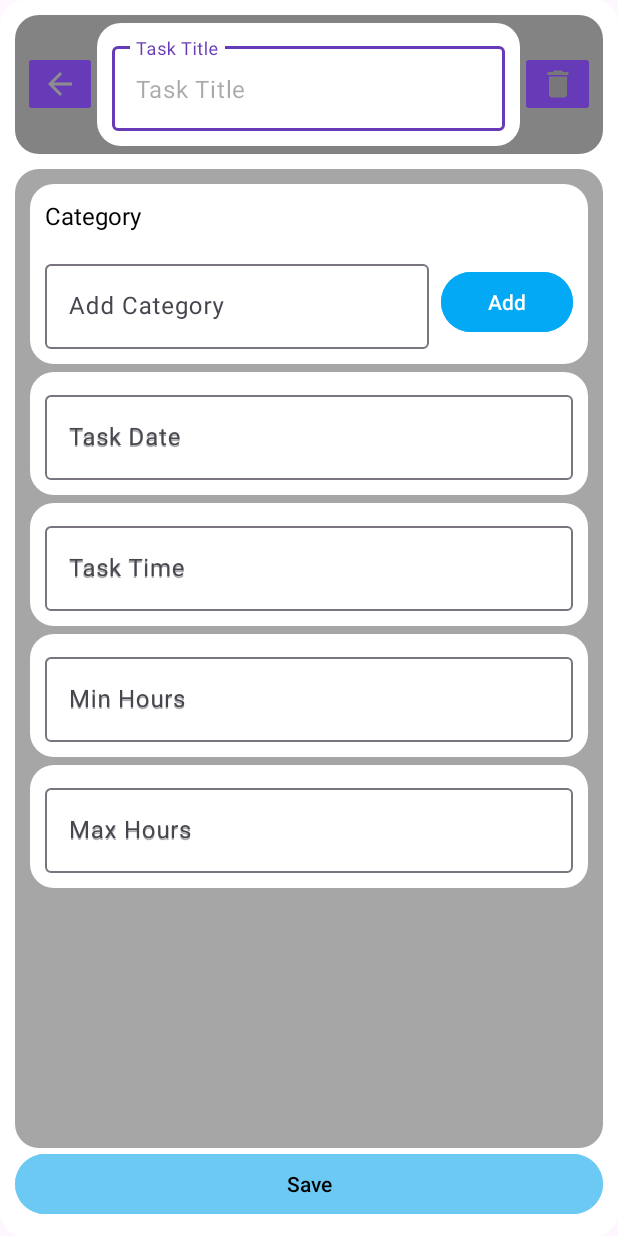
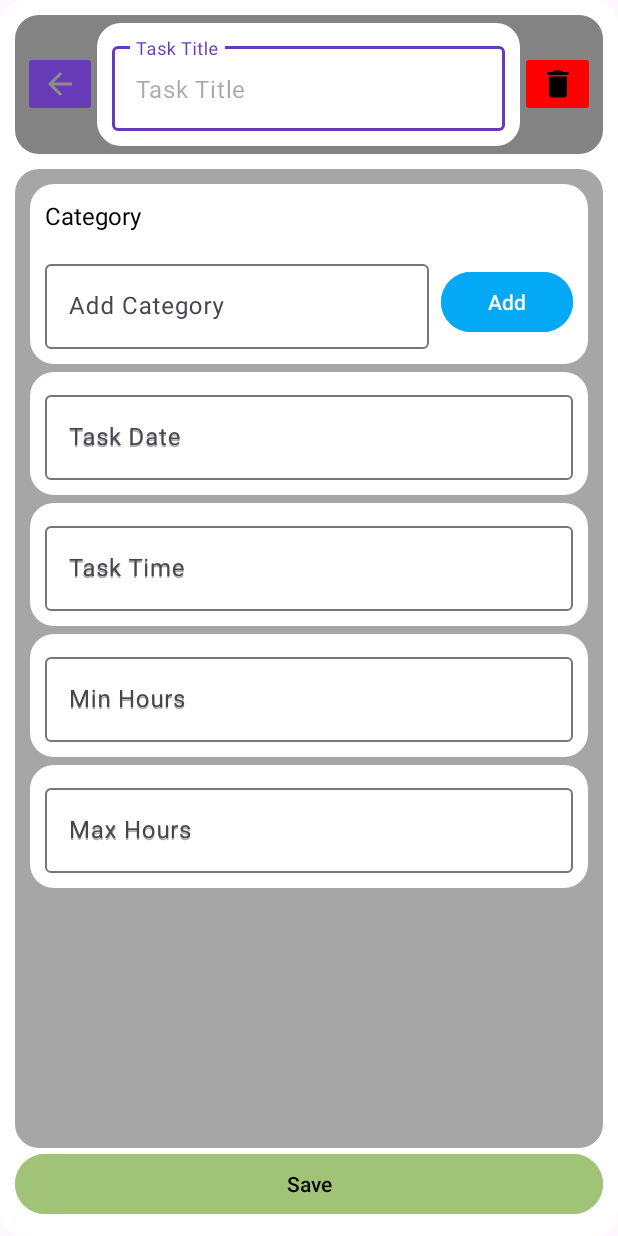
Before and after one commit to Wikho/TimeTracker-Mobile-App-Android-Studio-OPSC7311_Sem2_2024, an Android app: the EditTaskActivity screen opened directly, with no data from a screen before it, on a phone screen of 412 x 824 dp. Run offline under Robolectric (Android 15) with nearby library versions, the phone set to English and light mode, and no system bars; our stand-ins replace Firebase (no records; nobody signed in at launch, a user with empty details on screens opened directly).

Commit message:
UI Fixes

```diff
--- a/app/src/main/res/drawable/delete.xml
+++ b/app/src/main/res/drawable/delete.xml
@@ -1,4 +1,4 @@
-<vector xmlns:android="http://schemas.android.com/apk/res/android" android:height="24dp" android:tint="#787878" android:viewportHeight="24" android:viewportWidth="24" android:width="24dp">
+<vector xmlns:android="http://schemas.android.com/apk/res/android" android:height="24dp" android:tint="#000000" android:viewportHeight="24" android:viewportWidth="24" android:width="24dp">
 
     <path android:fillColor="@android:color/white" android:pathData="M6,19c0,1.1 0.9,2 2,2h8c1.1,0 2,-0.9 2,-2V7H6v12zM19,4h-3.5l-1,-1h-5l-1,1H5v2h14V4z"/>
 
--- a/app/src/main/res/layout/activity_edit_task.xml
+++ b/app/src/main/res/layout/activity_edit_task.xml
@@ -60,7 +60,7 @@
             android:layout_width="wrap_content"
             android:layout_height="wrap_content"
             android:src="@drawable/delete"
-            android:backgroundTint="@color/purple"
+            android:backgroundTint="@color/red"
             android:layout_weight="1"
             tools:ignore="ContentDescription,ImageContrastCheck,SpeakableTextPresentCheck,TouchTargetSizeCheck" />
 
@@ -280,7 +280,7 @@
         android:layout_height="wrap_content"
         android:layout_alignParentBottom="true"
         android:layout_marginBottom="5dp"
-        android:backgroundTint="@color/lightTeal"
+        android:backgroundTint="@color/lightGreen"
         android:text="@string/save"
         android:textColor="@color/black"
         tools:ignore="VisualLintButtonSize,DuplicateSpeakableTextCheck" />
--- a/app/src/main/res/layout/fragment_calendar.xml
+++ b/app/src/main/res/layout/fragment_calendar.xml
@@ -83,6 +83,6 @@
         android:layout_height="wrap_content"
         android:text="Create Task"
         android:layout_alignParentBottom="true"
-        android:layout_margin="16dp"
+        android:layout_margin="10dp"
         android:backgroundTint="@color/lightTeal"/>
 </RelativeLayout>
--- a/app/src/main/res/layout/fragment_task_info.xml
+++ b/app/src/main/res/layout/fragment_task_info.xml
@@ -421,7 +421,7 @@
         android:layout_height="wrap_content"
         android:layout_alignParentBottom="true"
         android:layout_marginBottom="10dp"
-        android:backgroundTint="@color/lightTeal"
+        android:backgroundTint="@color/lightRed"
         android:text="@string/archive_task"
         android:textColor="@color/black"
         tools:ignore="VisualLintButtonSize,DuplicateSpeakableTextCheck" />
--- a/app/src/main/res/values/colors.xml
+++ b/app/src/main/res/values/colors.xml
@@ -9,6 +9,7 @@
     <color name="mainGray">#838383</color>
     <color name="lightGray">#908F8F</color>
     <color name="green">#8BC34A</color>
+    <color name="lightGreen">#A0C378</color>
     <color name="blue">#3F51B5</color>
     <color name="orange">#FF5722</color>
     <color name="yellow">#FFEB3B</color>
```
